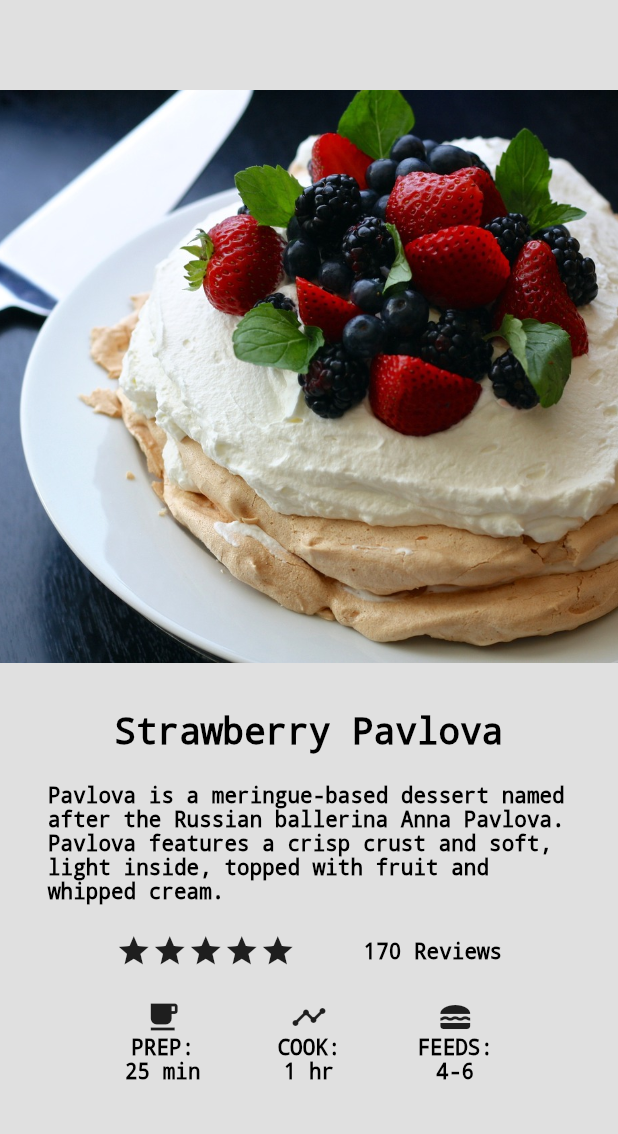
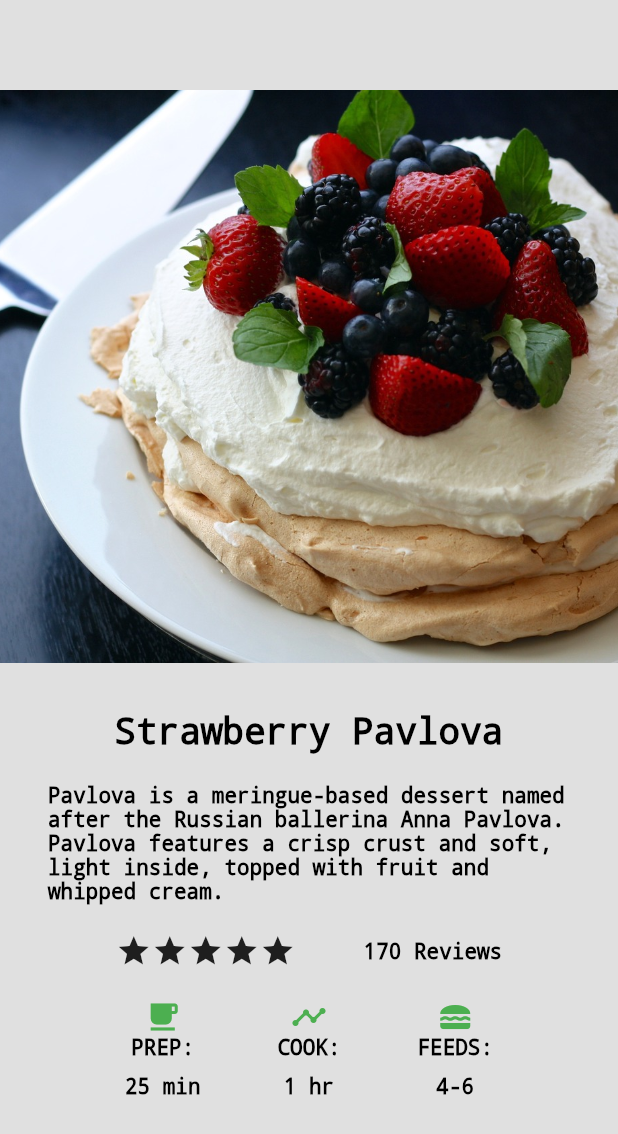
Before and after one commit to Moayadooh/Flutter_practise, a Flutter app: the screen it shows after launch, on a phone screen of 412 x 824 dp. Shown: the top 1134 px of the screen. Run offline on Flutter 3.47's test engine with Material 3 defaults, Android fonts, the phone set to English and light mode, and no system bars.

Commit message:
small modification

```diff
--- a/product_reviews/lib/review.dart
+++ b/product_reviews/lib/review.dart
@@ -81,10 +81,16 @@ class Review extends StatelessWidget {
                       children: [
                         Column(
                           children: [
-                            const Icon(Icons.free_breakfast),
-                            Text(
+                            const Icon(
+                              Icons.free_breakfast,
+                              color: Colors.green,
+                            ),
+                            Padding(
+                              padding: const EdgeInsets.only(bottom: 10),
+                              child: Text(
                                 'PREP:',
                                 style: paragraphStyle,
+                              ),
                             ),
                             Text(
                               '25 min',
@@ -94,10 +100,16 @@ class Review extends StatelessWidget {
                         ),
                         Column(
                           children: [
-                            const Icon(Icons.timeline),
-                            Text(
+                            const Icon(
+                              Icons.timeline,
+                              color: Colors.green,
+                            ),
+                            Padding(
+                              padding: const EdgeInsets.only(bottom: 10),
+                              child: Text(
                                 'COOK:',
                                 style: paragraphStyle,
+                              ),
                             ),
                             Text(
                               '1 hr',
@@ -107,10 +119,16 @@ class Review extends StatelessWidget {
                         ),
                         Column(
                           children: [
-                            const Icon(Icons.lunch_dining),
-                            Text(
+                            const Icon(
+                              Icons.lunch_dining,
+                              color: Colors.green,
+                            ),
+                            Padding(
+                              padding: const EdgeInsets.only(bottom: 10),
+                              child: Text(
                                 'FEEDS:',
                                 style: paragraphStyle,
+                              ),
                             ),
                             Text(
                               '4-6',
```
Lines whose indentation alone changed are shown as unchanged.
